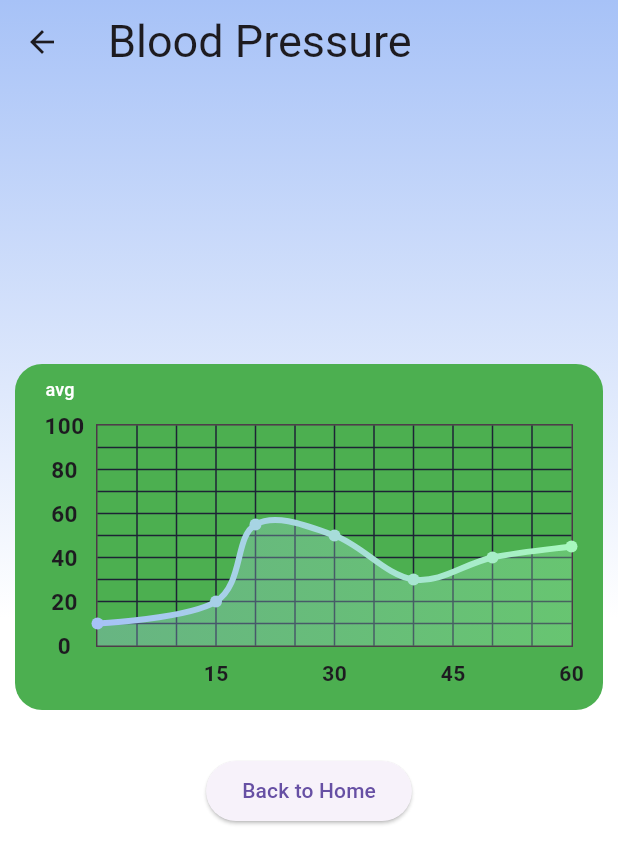
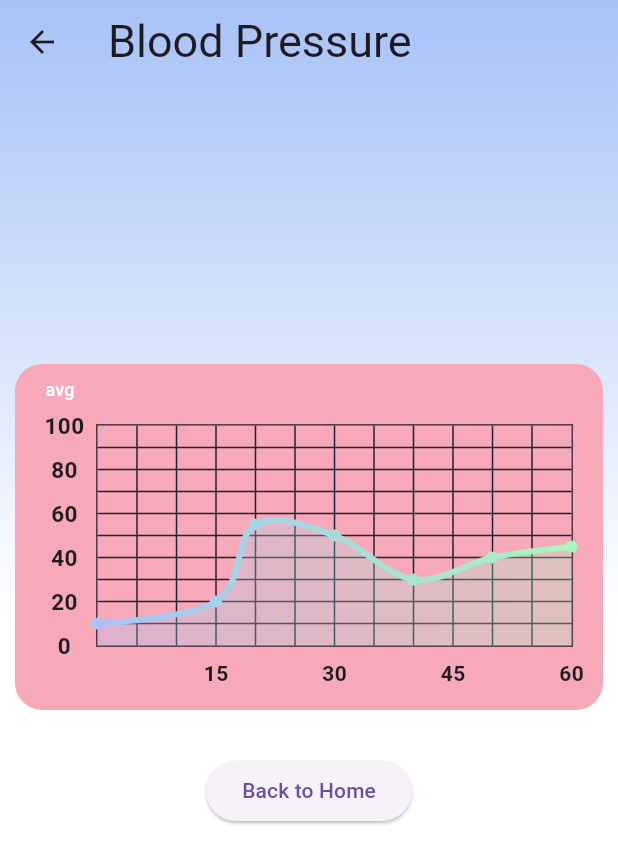
Before and after one commit to Affinity-App/Affinity-App, a Flutter app: the screen it shows once a user with an empty profile is signed in, after a tap on "Blood Pressure", on a phone screen of 412 x 824 dp. Shown: the top 864 px of the screen. Run offline on Flutter 3.47's test engine with Material 3 defaults, Android fonts, the phone set to English and light mode, and no system bars; drawn by our look-alikes of fl_chart; our stand-ins replace cloud_firestore, firebase_auth, firebase_core, google_sign_in; accounts and stored records are empty; network calls fail.

```diff
--- a/cardiacengineering_app/lib/pages/dev_settings/test_chart.dart
+++ b/cardiacengineering_app/lib/pages/dev_settings/test_chart.dart
@@ -1,6 +1,5 @@
 import 'package:flutter/material.dart';
 import 'package:fl_chart/fl_chart.dart';
-import 'package:flutter/widgets.dart';
 import '../../components/background_gradient_container.dart';
 
 class lineChart extends StatelessWidget {
@@ -21,13 +20,13 @@ class lineChart extends StatelessWidget {
         child: Column(
           children: [
             Padding(
-              padding: EdgeInsets.only(top: 250.0),
+              padding: const EdgeInsets.only(top: 250.0),
               child: Container(
                 decoration: BoxDecoration(
                   borderRadius: BorderRadius.circular(18.0),
                   color: Colors.green,
                 ),
-                child: LineChartSample2(),
+                child: const LineChartSample2(),
               ),
             ),
           ],
--- a/cardiacengineering_app/lib/pages/home_data/battery_page.dart
+++ b/cardiacengineering_app/lib/pages/home_data/battery_page.dart
@@ -1,6 +1,4 @@
 import 'package:flutter/material.dart';
-import 'package:firebase_auth/firebase_auth.dart';
-import '../login_auth/login_page.dart';
 import 'package:jr_design_app/pages/dev_settings/test_chart.dart';
 import '../../components/background_gradient_container.dart';
 
@@ -35,9 +33,9 @@ class BatteryPage extends StatelessWidget {
             Container(
               decoration: BoxDecoration(
                 borderRadius: BorderRadius.circular(18.0),
-                color: Colors.green,
+                color: Color.fromRGBO(247, 169, 186, 1.0),
               ),
-              child: LineChartSample2(),
+              child: const LineChartSample2(),
             ),
             const SizedBox(height: 30.0),
             ElevatedButton(
--- a/cardiacengineering_app/lib/pages/home_data/home_page.dart
+++ b/cardiacengineering_app/lib/pages/home_data/home_page.dart
@@ -146,7 +146,7 @@ class HomePage extends StatelessWidget {
     required double borderRadius,
     required OnDataBoxPressedCallback onPressed,
   }) {
-    return Container(
+    return SizedBox(
       width: MediaQuery.of(context).size.width / 1.2,
       child: GestureDetector(
         onTap: () {
@@ -187,14 +187,14 @@ class HomePage extends StatelessWidget {
                       style: TextStyle(
                         fontSize: valueFontSize,
                         fontWeight: FontWeight.bold,
-                        color: Color.fromARGB(255, 86, 140, 234),
+                        color: const Color.fromARGB(255, 86, 140, 234),
                       ),
                       textAlign: TextAlign.center, // Adjusted to center
                     ),
                   ],
                 ),
               ),
-              Icon(
+              const Icon(
                 Icons.add,
                 color: Colors.black,
               ),
--- a/cardiacengineering_app/lib/pages/home_data/psi_page.dart
+++ b/cardiacengineering_app/lib/pages/home_data/psi_page.dart
@@ -1,11 +1,9 @@
 import 'package:flutter/material.dart';
-import 'package:firebase_auth/firebase_auth.dart';
-import '../login_auth/login_page.dart';
 import 'package:jr_design_app/pages/dev_settings/test_chart.dart';
 import '../../components/background_gradient_container.dart';
 
 class PSIpage extends StatelessWidget {
-  const PSIpage({Key? key}) : super(key: key); //Blood Pressure
+  const PSIpage({super.key}); //Blood Pressure
 
   @override
   Widget build(BuildContext context) {
@@ -35,9 +33,9 @@ class PSIpage extends StatelessWidget {
             Container(
               decoration: BoxDecoration(
                 borderRadius: BorderRadius.circular(18.0),
-                color: Colors.green,
+                color: Color.fromRGBO(247, 169, 186, 1.0),
               ),
-              child: LineChartSample2(),
+              child: const LineChartSample2(),
             ),
             const SizedBox(height: 30.0),
             ElevatedButton(
--- a/cardiacengineering_app/lib/pages/home_data/rpm_page.dart
+++ b/cardiacengineering_app/lib/pages/home_data/rpm_page.dart
@@ -23,9 +23,9 @@ class RPMpage extends StatelessWidget {
             Container(
               decoration: BoxDecoration(
                 borderRadius: BorderRadius.circular(18.0),
-                color: Colors.green,
+                color: Color.fromRGBO(247, 169, 186, 1.0),
               ),
-              child: LineChartSample2(),
+              child: const LineChartSample2(),
             ),
             const SizedBox(height: 30.0),
             ElevatedButton(
--- a/cardiacengineering_app/lib/pages/login_auth/login_page.dart
+++ b/cardiacengineering_app/lib/pages/login_auth/login_page.dart
@@ -129,7 +129,7 @@ class _LoginPageState extends State<LoginPage> {
                 onPressed: _signInWithEmailAndPassword,
                 style: ButtonStyle(
                   // backgroundColor
-                  backgroundColor: MaterialStateProperty.all<Color>(Color.fromRGBO(247, 169, 186, 1.0)), // set background color to pink
+                  backgroundColor: MaterialStateProperty.all<Color>(const Color.fromRGBO(247, 169, 186, 1.0)), // set background color to pink
                   foregroundColor: MaterialStateProperty.all<Color>(Colors.black), // Set text color to white
                 // Add the animation controller
                 animationDuration: const Duration(milliseconds: 200),
@@ -169,7 +169,7 @@ class _LoginPageState extends State<LoginPage> {
                 },
                 style: ButtonStyle(
                   // backgroundColor
-                  backgroundColor: MaterialStateProperty.all<Color>(Color.fromRGBO(247, 169, 186, 1.0)), // set background color to pink
+                  backgroundColor: MaterialStateProperty.all<Color>(const Color.fromRGBO(247, 169, 186, 1.0)), // set background color to pink
                   foregroundColor: MaterialStateProperty.all<Color>(Colors.black), // Set text color to white
                 // Add the animation controller
                 animationDuration: const Duration(milliseconds: 200),
```
Also changed, not shown: cardiacengineering_app/lib/components/custom_button.dart (added, +54 -0 lines), cardiacengineering_app/lib/pages/home_data/gpm_page.dart (+10 -5 lines).
